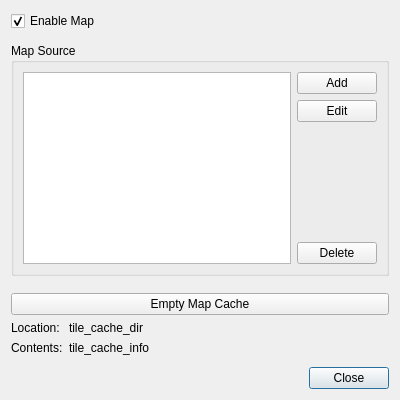
dmzgroup/dmz, file frameworks/qt/plugins/map/dmzQtPluginMapProperties.ui: the form before one commit.
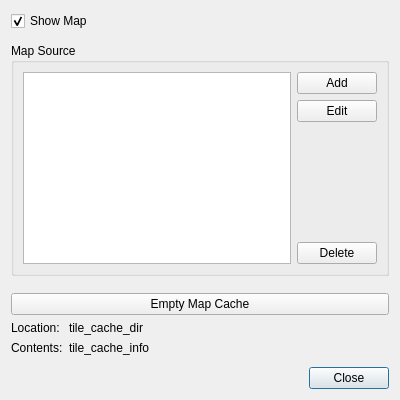
The form after the commit.

```diff
--- a/frameworks/qt/plugins/map/dmzQtPluginMapProperties.ui
+++ b/frameworks/qt/plugins/map/dmzQtPluginMapProperties.ui
@@ -17,7 +17,7 @@
    <item>
     <widget class="QCheckBox" name="mapCheckBox">
      <property name="text">
-      <string>Enable Map</string>
+      <string>Show Map</string>
      </property>
      <property name="checked">
       <bool>true</bool>
```
